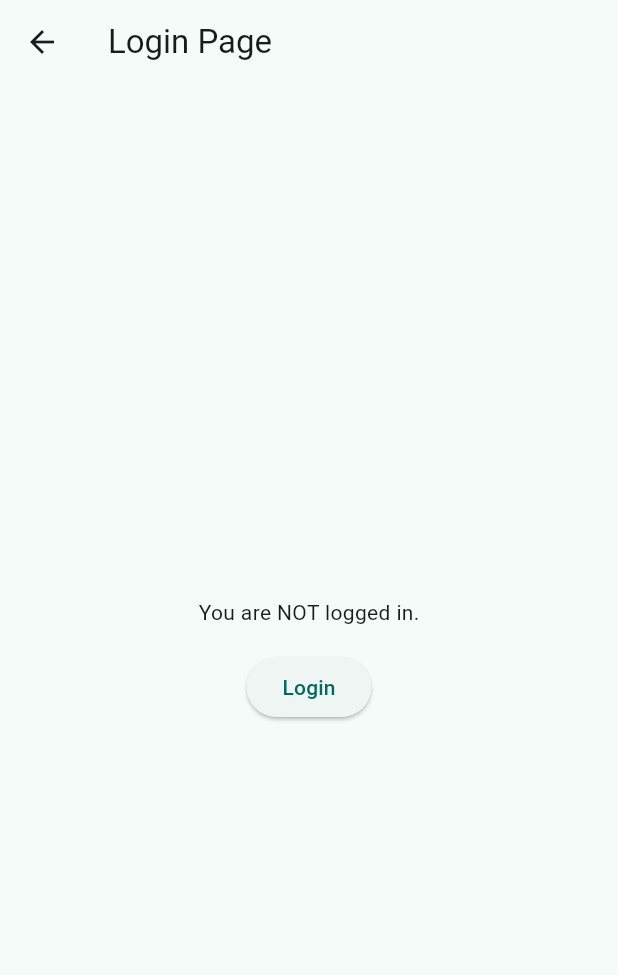
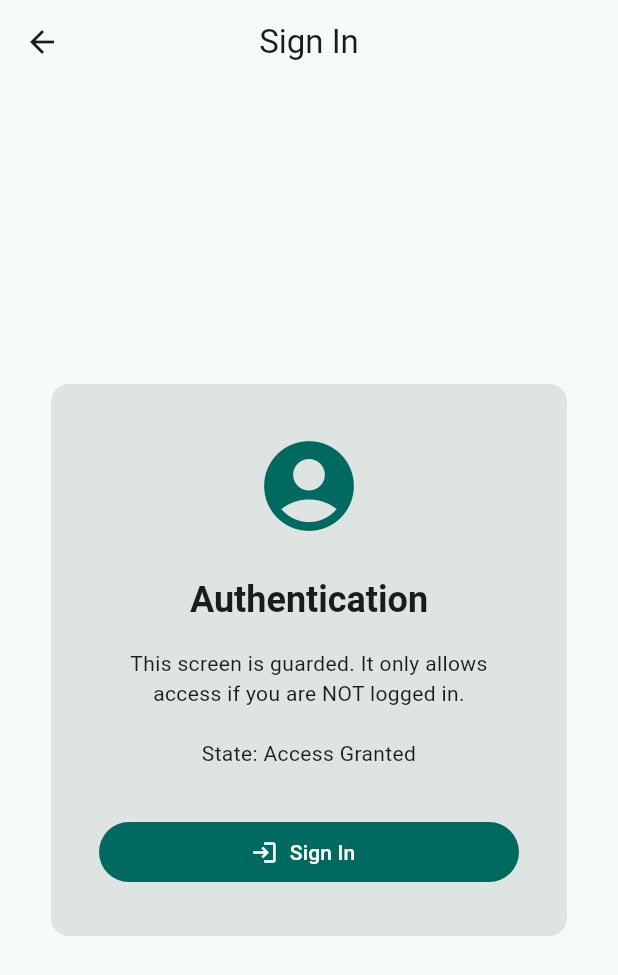
Before and after one commit to theocarranza/route_guard, a Flutter app: the LoginScreen screen opened directly, on a phone screen of 412 x 824 dp. Shown: the top 975 px of the screen. Run offline on Flutter 3.47's test engine with Material 3 defaults, Android fonts, the phone set to English and light mode, and no system bars; our stand-ins replace flutter_riverpod.

Commit message:
style(riverpod_example): apply Material 3 design
- Refactors LoginScreen and HomeScreen to use M3 components (Cards, FilledButtons, ColorScheme).

- Implements responsive layout constraints (maxWidth) consistent with detailed-example.

- Improves accessibility and visual hierarchy with typography and proper component usage.

- Styles the Debug Info card as a technical block.

```diff
--- a/riverpod_example/lib/features/login/login_screen.dart
+++ b/riverpod_example/lib/features/login/login_screen.dart
@@ -38,7 +38,8 @@ class LoginScreen extends ConsumerWidget {
           Scaffold(body: Center(child: Text('Error: $error'))),
       child: Scaffold(
         appBar: AppBar(
-          title: const Text('Login Page'),
+          title: const Text('Sign In'),
+          centerTitle: true,
           leading: IconButton(
             icon: const Icon(Icons.arrow_back),
             onPressed: () {
@@ -49,16 +50,51 @@ class LoginScreen extends ConsumerWidget {
           ),
         ),
         body: Center(
-          child: Column(
-            mainAxisSize: MainAxisSize.min,
-            children: [
-              const Text('You are NOT logged in.'),
-              const SizedBox(height: 16),
-              ElevatedButton(
-                onPressed: () => ref.read(authProvider.notifier).login(),
-                child: const Text('Login'),
+          child: ConstrainedBox(
+            constraints: const BoxConstraints(maxWidth: 400),
+            child: Padding(
+              padding: const EdgeInsets.all(24),
+              child: Card(
+                elevation: 0,
+                color: Theme.of(context).colorScheme.surfaceContainerHighest,
+                child: Padding(
+                  padding: const EdgeInsets.all(32),
+                  child: Column(
+                    mainAxisSize: MainAxisSize.min,
+                    children: [
+                      Icon(
+                        Icons.account_circle,
+                        size: 72,
+                        color: Theme.of(context).colorScheme.primary,
+                      ),
+                      const SizedBox(height: 24),
+                      Text(
+                        'Authentication',
+                        style: Theme.of(context).textTheme.headlineSmall
+                            ?.copyWith(fontWeight: FontWeight.bold),
+                      ),
+                      const SizedBox(height: 16),
+                      Text(
+                        'This screen is guarded. It only allows access if you are NOT logged in.\n\n'
+                        'State: ${guardState is BaseAsyncData ? "Access Granted" : "Redirecting..."}',
+                        style: Theme.of(context).textTheme.bodyMedium,
+                        textAlign: TextAlign.center,
+                      ),
+                      const SizedBox(height: 32),
+                      SizedBox(
+                        width: double.infinity,
+                        child: FilledButton.icon(
+                          onPressed:
+                              () => ref.read(authProvider.notifier).login(),
+                          icon: const Icon(Icons.login),
+                          label: const Text('Sign In'),
+                        ),
+                      ),
+                    ],
+                  ),
+                ),
               ),
-            ],
+            ),
           ),
         ),
       ),
```
Also changed, not shown: riverpod_example/lib/features/home/home_screen.dart (+68 -22 lines).
